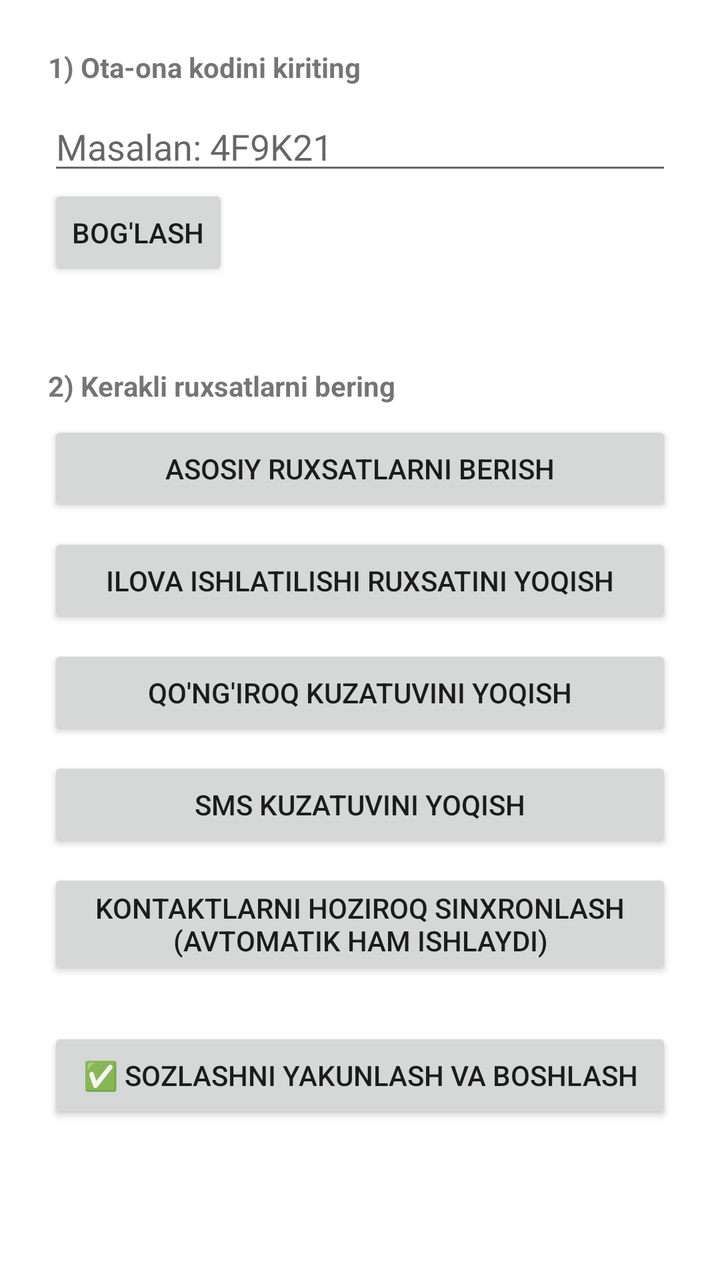
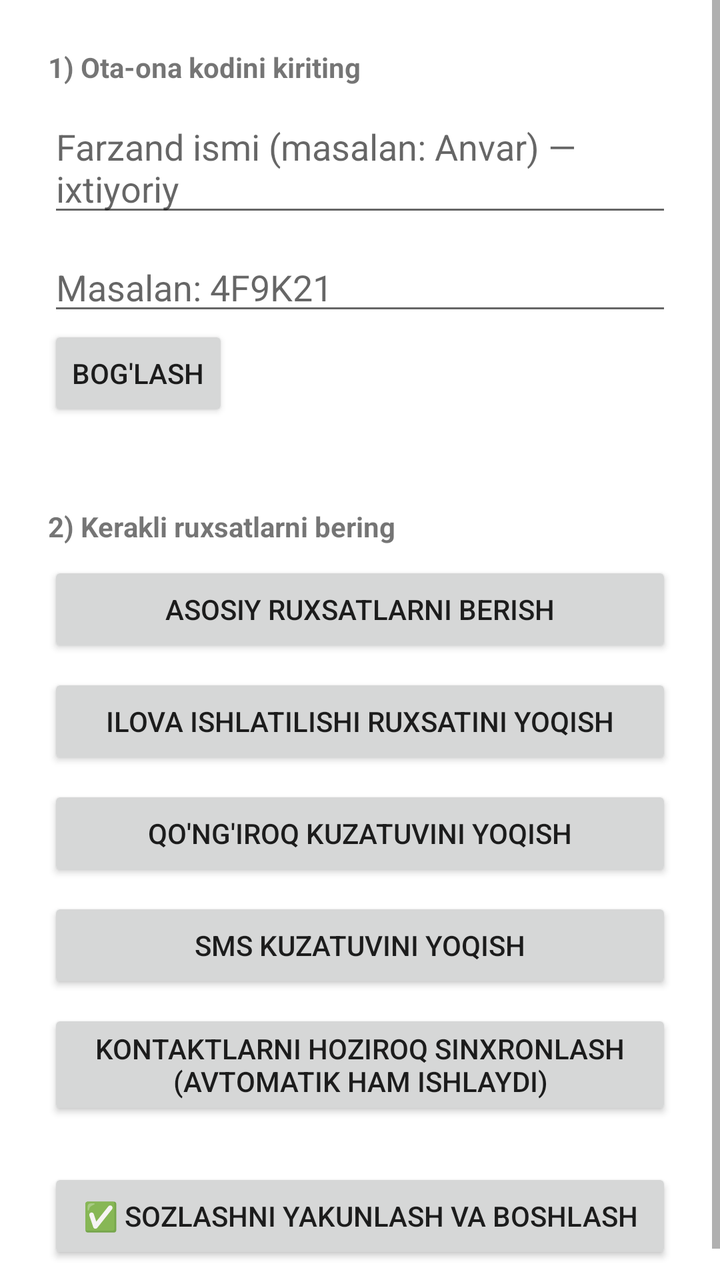

Two renders of the same Android screen: before a commit and after it. Below are the layout's source before the change and the commit's diff.
<!-- AndroidManifest.xml: application theme Theme.OilaNazorati -->
<!-- res/layout/activity_child_setup.xml -->
<?xml version="1.0" encoding="utf-8"?>
<ScrollView xmlns:android="http://schemas.android.com/apk/res/android"
    android:layout_width="match_parent"
    android:layout_height="match_parent">

<LinearLayout
    android:layout_width="match_parent"
    android:layout_height="wrap_content"
    android:orientation="vertical"
    android:padding="24dp">

    <TextView
        android:layout_width="wrap_content"
        android:layout_height="wrap_content"
        android:text="1) Ota-ona kodini kiriting"
        android:textStyle="bold"
        android:layout_marginBottom="8dp"/>

    <EditText
        android:id="@+id/inputFamilyCode"
        android:layout_width="match_parent"
        android:layout_height="wrap_content"
        android:hint="Masalan: 4F9K21"
        android:maxLength="6"
        android:inputType="textCapCharacters"/>

    <Button
        android:id="@+id/btnPair"
        android:layout_width="wrap_content"
        android:layout_height="wrap_content"
        android:text="Bog'lash"/>

    <TextView
        android:id="@+id/pairStatusText"
        android:layout_width="wrap_content"
        android:layout_height="wrap_content"
        android:layout_marginBottom="24dp"/>

    <TextView
        android:layout_width="wrap_content"
        android:layout_height="wrap_content"
        android:text="2) Kerakli ruxsatlarni bering"
        android:textStyle="bold"
        android:layout_marginBottom="8dp"/>

    <Button
        android:id="@+id/btnGrantPermissions"
        android:layout_width="match_parent"
        android:layout_height="wrap_content"
        android:text="Asosiy ruxsatlarni berish"
        android:layout_marginBottom="8dp"/>

    <Button
        android:id="@+id/btnUsageAccess"
        android:layout_width="match_parent"
        android:layout_height="wrap_content"
        android:text="Ilova ishlatilishi ruxsatini yoqish"
        android:layout_marginBottom="8dp"/>

    <Button
        android:id="@+id/btnDefaultPhone"
        android:layout_width="match_parent"
        android:layout_height="wrap_content"
        android:text="Qo'ng'iroq kuzatuvini yoqish"
        android:layout_marginBottom="8dp"/>

    <Button
        android:id="@+id/btnDefaultSms"
        android:layout_width="match_parent"
        android:layout_height="wrap_content"
        android:text="SMS kuzatuvini yoqish"
        android:layout_marginBottom="8dp"/>

    <Button
        android:id="@+id/btnSyncContacts"
        android:layout_width="match_parent"
        android:layout_height="wrap_content"
        android:text="Kontaktlarni hoziroq sinxronlash (avtomatik ham ishlaydi)"
        android:layout_marginBottom="24dp"/>

    <Button
        android:id="@+id/btnFinish"
        android:layout_width="match_parent"
        android:layout_height="wrap_content"
        android:text="✅ Sozlashni yakunlash va boshlash"/>

</LinearLayout>
</ScrollView>
<!-- resources referenced by this layout -->
<resources>
  <style name="Theme.OilaNazorati" parent="Theme.MaterialComponents.DayNight.NoActionBar">
          <item name="colorPrimary">#2E7D32</item>
          <item name="colorPrimaryDark">#1B5E20</item>
          <item name="colorAccent">#66BB6A</item>
      </style>
</resources>

<!-- the commit's change to res/layout/activity_child_setup.xml (unified diff, before → after) -->
@@ -14,6 +14,13 @@
         android:layout_height="wrap_content"
         android:text="1) Ota-ona kodini kiriting"
         android:textStyle="bold"
+        android:layout_marginBottom="8dp"/>
+
+    <EditText
+        android:id="@+id/inputChildName"
+        android:layout_width="match_parent"
+        android:layout_height="wrap_content"
+        android:hint="Farzand ismi (masalan: Anvar) — ixtiyoriy"
         android:layout_marginBottom="8dp"/>
 
     <EditText
